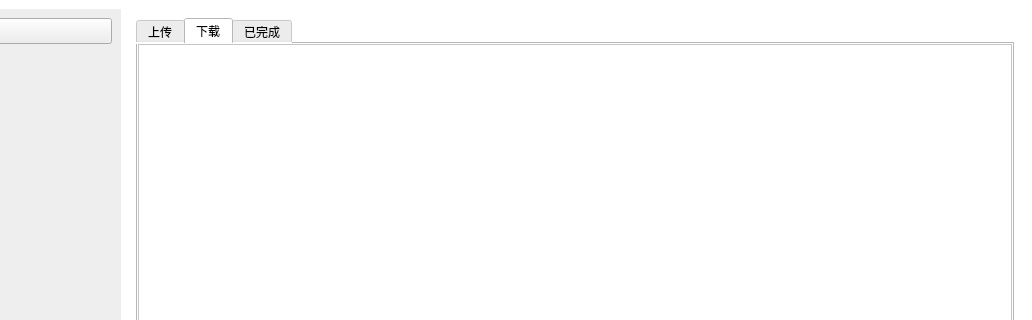
Qt form mainwindow.ui (UEOAdora/MyDisk) before a commit; both pictures show x 248 to 1280 and y 0 to 320 of the 1280 by 720 pixel window.
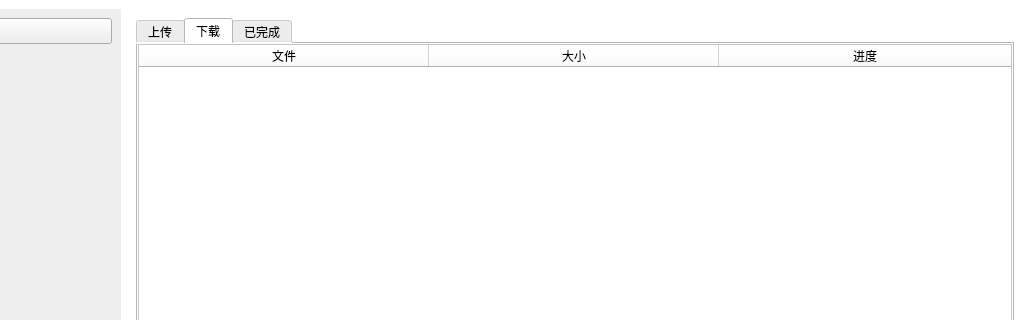
The same form after that commit. The open tabs and pages were chosen to show the change. Icons and pictures are not drawn.

Patch:
```diff
--- a/mainwindow.ui
+++ b/mainwindow.ui
@@ -509,7 +509,38 @@
                    <number>0</number>
                   </property>
                   <item>
-                   <widget class="QTableWidget" name="table_download"/>
+                   <widget class="QTableWidget" name="table_download">
+                    <property name="editTriggers">
+                     <set>QAbstractItemView::NoEditTriggers</set>
+                    </property>
+                    <property name="selectionBehavior">
+                     <enum>QAbstractItemView::SelectRows</enum>
+                    </property>
+                    <attribute name="horizontalHeaderDefaultSectionSize">
+                     <number>290</number>
+                    </attribute>
+                    <attribute name="horizontalHeaderStretchLastSection">
+                     <bool>true</bool>
+                    </attribute>
+                    <attribute name="verticalHeaderVisible">
+                     <bool>false</bool>
+                    </attribute>
+                    <column>
+                     <property name="text">
+                      <string>文件</string>
+                     </property>
+                    </column>
+                    <column>
+                     <property name="text">
+                      <string>大小</string>
+                     </property>
+                    </column>
+                    <column>
+                     <property name="text">
+                      <string>进度</string>
+                     </property>
+                    </column>
+                   </widget>
                   </item>
                  </layout>
                 </widget>
```
Left out of the diff: 2 changed lines with no effect on the pictures.
